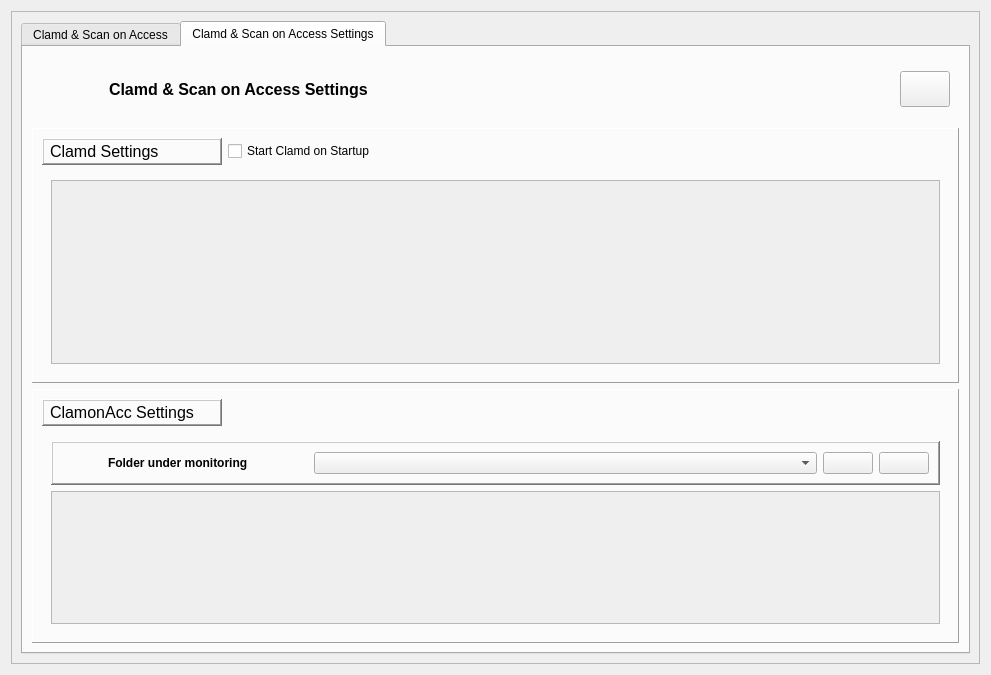
Qt form ui/clamdmanager.ui (robinking623/clamav-gui) before a commit.
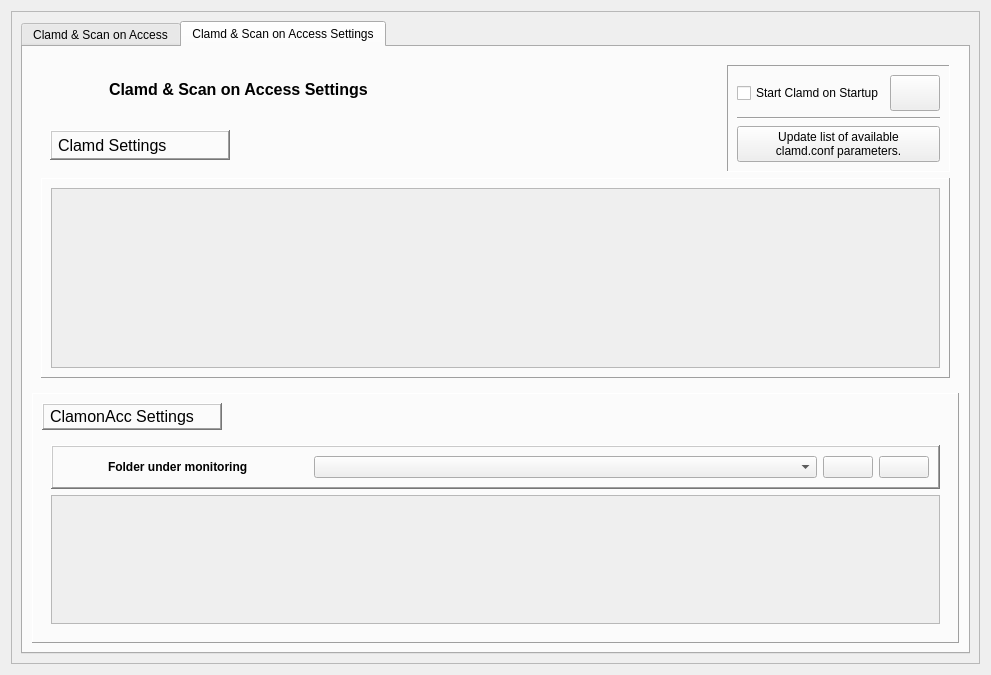
The same form after that commit. The open tabs and pages were chosen to show the change. Icons and pictures are not drawn.

Diff of the .ui file:
```diff
--- a/ui/clamdmanager.ui
+++ b/ui/clamdmanager.ui
@@ -156,8 +156,8 @@
             <property name="frameShadow">
              <enum>QFrame::Raised</enum>
             </property>
-            <layout class="QHBoxLayout" name="horizontalLayout_4">
-             <item>
+            <layout class="QGridLayout" name="gridLayout_3">
+             <item row="0" column="0">
               <widget class="QLabel" name="clamdIconLabel_2">
                <property name="minimumSize">
                 <size>
@@ -182,7 +182,7 @@
                </property>
               </widget>
              </item>
-             <item>
+             <item row="0" column="1">
               <widget class="QLabel" name="clamdLabel_2">
                <property name="minimumSize">
                 <size>
@@ -204,74 +204,8 @@
                </property>
               </widget>
              </item>
-             <item>
-              <widget class="QPushButton" name="restartClamdPushButton">
-               <property name="enabled">
-                <bool>true</bool>
-               </property>
-               <property name="minimumSize">
-                <size>
-                 <width>50</width>
-                 <height>36</height>
-                </size>
-               </property>
-               <property name="maximumSize">
-                <size>
-                 <width>50</width>
-                 <height>36</height>
-                </size>
-               </property>
-               <property name="toolTip">
-                <string>Clamd has to be restarted
-for changes made to take effect.</string>
-               </property>
-               <property name="autoFillBackground">
-                <bool>false</bool>
-               </property>
-               <property name="styleSheet">
-                <string notr="true"/>
-               </property>
-               <property name="text">
-                <string/>
-               </property>
-               <property name="icon">
-                <iconset resource="../resources.qrc">
-                 <normaloff>:/icons/icons/restart.png</normaloff>:/icons/icons/restart.png</iconset>
-               </property>
-               <property name="iconSize">
-                <size>
-                 <width>22</width>
-                 <height>22</height>
-                </size>
-               </property>
-              </widget>
-             </item>
-            </layout>
-           </widget>
-          </item>
-          <item>
-           <widget class="QFrame" name="clamdSettingsFrame">
-            <property name="sizePolicy">
-             <sizepolicy hsizetype="Preferred" vsizetype="Preferred">
-              <horstretch>0</horstretch>
-              <verstretch>1</verstretch>
-             </sizepolicy>
-            </property>
-            <property name="minimumSize">
-             <size>
-              <width>0</width>
-              <height>200</height>
-             </size>
-            </property>
-            <property name="frameShape">
-             <enum>QFrame::Panel</enum>
-            </property>
-            <property name="frameShadow">
-             <enum>QFrame::Raised</enum>
-            </property>
-            <layout class="QGridLayout" name="gridLayout_2">
              <item row="0" column="2">
-              <spacer name="horizontalSpacer_3">
+              <spacer name="horizontalSpacer_4">
                <property name="orientation">
                 <enum>Qt::Horizontal</enum>
                </property>
@@ -283,37 +217,179 @@
                </property>
               </spacer>
              </item>
-             <item row="0" column="0">
-              <widget class="QLabel" name="clamdLabel_3">
-               <property name="minimumSize">
-                <size>
-                 <width>180</width>
-                 <height>0</height>
-                </size>
-               </property>
-               <property name="font">
-                <font>
-                 <pointsize>12</pointsize>
-                </font>
-               </property>
-               <property name="styleSheet">
-                <string notr="true">padding:3</string>
-               </property>
+             <item row="0" column="3" rowspan="2">
+              <widget class="QFrame" name="specialSettingsFrame">
                <property name="frameShape">
-                <enum>QFrame::WinPanel</enum>
+                <enum>QFrame::Panel</enum>
                </property>
                <property name="frameShadow">
-                <enum>QFrame::Raised</enum>
+                <enum>QFrame::Sunken</enum>
                </property>
-               <property name="text">
-                <string>Clamd Settings</string>
-               </property>
+               <layout class="QGridLayout" name="gridLayout_2">
+                <item row="2" column="0" colspan="2">
+                 <widget class="QPushButton" name="updateClamdConfParamPushButton">
+                  <property name="toolTip">
+                   <string>determin the current available parameters for clamd.conf. Useful after an update of clamav.</string>
+                  </property>
+                  <property name="text">
+                   <string>Update list of available 
+clamd.conf parameters.</string>
+                  </property>
+                  <property name="icon">
+                   <iconset resource="../resources.qrc">
+                    <normaloff>:/icons/icons/add_option.png</normaloff>:/icons/icons/add_option.png</iconset>
+                  </property>
+                  <property name="iconSize">
+                   <size>
+                    <width>24</width>
+                    <height>24</height>
+                   </size>
+                  </property>
+                 </widget>
+                </item>
+                <item row="0" column="0">
+                 <widget class="QCheckBox" name="startClamdOnStartupCheckBox">
+                  <property name="minimumSize">
+                   <size>
+                    <width>0</width>
+                    <height>0</height>
+                   </size>
+                  </property>
+                  <property name="text">
+                   <string>Start Clamd on Startup</string>
+                  </property>
+                 </widget>
+                </item>
+                <item row="0" column="1">
+                 <widget class="QPushButton" name="restartClamdPushButton">
+                  <property name="enabled">
+                   <bool>true</bool>
+                  </property>
+                  <property name="minimumSize">
+                   <size>
+                    <width>50</width>
+                    <height>36</height>
+                   </size>
+                  </property>
+                  <property name="maximumSize">
+                   <size>
+                    <width>50</width>
+                    <height>36</height>
+                   </size>
+                  </property>
+                  <property name="toolTip">
+                   <string>Clamd has to be restarted
+for changes made to take effect.</string>
+                  </property>
+                  <property name="autoFillBackground">
+                   <bool>false</bool>
+                  </property>
+                  <property name="styleSheet">
+                   <string notr="true"/>
+                  </property>
+                  <property name="text">
+                   <string/>
+                  </property>
+                  <property name="icon">
+                   <iconset resource="../resources.qrc">
+                    <normaloff>:/icons/icons/restart.png</normaloff>:/icons/icons/restart.png</iconset>
+                  </property>
+                  <property name="iconSize">
+                   <size>
+                    <width>22</width>
+                    <height>22</height>
+                   </size>
+                  </property>
+                 </widget>
+                </item>
+                <item row="1" column="0" colspan="2">
+                 <widget class="Line" name="line">
+                  <property name="orientation">
+                   <enum>Qt::Horizontal</enum>
+                  </property>
+                 </widget>
+                </item>
+               </layout>
               </widget>
              </item>
              <item row="1" column="0" colspan="3">
               <widget class="QFrame" name="clamdSelectionFrame">
                <layout class="QHBoxLayout" name="horizontalLayout_6">
                 <item>
+                 <layout class="QHBoxLayout" name="horizontalLayout_3">
+                  <item>
+                   <widget class="QLabel" name="clamdLabel_3">
+                    <property name="minimumSize">
+                     <size>
+                      <width>180</width>
+                      <height>0</height>
+                     </size>
+                    </property>
+                    <property name="maximumSize">
+                     <size>
+                      <width>180</width>
+                      <height>30</height>
+                     </size>
+                    </property>
+                    <property name="font">
+                     <font>
+                      <pointsize>12</pointsize>
+                     </font>
+                    </property>
+                    <property name="styleSheet">
+                     <string notr="true">padding:3</string>
+                    </property>
+                    <property name="frameShape">
+                     <enum>QFrame::WinPanel</enum>
+                    </property>
+                    <property name="frameShadow">
+                     <enum>QFrame::Raised</enum>
+                    </property>
+                    <property name="text">
+                     <string>Clamd Settings</string>
+                    </property>
+                   </widget>
+                  </item>
+                  <item>
+                   <spacer name="horizontalSpacer_3">
+                    <property name="orientation">
+                     <enum>Qt::Horizontal</enum>
+                    </property>
+                    <property name="sizeHint" stdset="0">
+                     <size>
+                      <width>40</width>
+                      <height>20</height>
+                     </size>
+                    </property>
+                   </spacer>
+                  </item>
+                 </layout>
+                </item>
+               </layout>
+              </widget>
+             </item>
+             <item row="2" column="0" colspan="4">
+              <widget class="QFrame" name="clamdSettingsFrame">
+               <property name="sizePolicy">
+                <sizepolicy hsizetype="Preferred" vsizetype="Preferred">
+                 <horstretch>0</horstretch>
+                 <verstretch>1</verstretch>
+                </sizepolicy>
+               </property>
+               <property name="minimumSize">
+                <size>
+                 <width>0</width>
+                 <height>200</height>
+                </size>
+               </property>
+               <property name="frameShape">
+                <enum>QFrame::Panel</enum>
+               </property>
+               <property name="frameShadow">
+                <enum>QFrame::Raised</enum>
+               </property>
+               <layout class="QVBoxLayout" name="verticalLayout_6">
+                <item>
                  <widget class="QScrollArea" name="scrollArea_2">
                   <property name="widgetResizable">
                    <bool>true</bool>
@@ -324,7 +400,7 @@
                      <x>0</x>
                      <y>0</y>
                      <width>891</width>
-                     <height>179</height>
+                     <height>178</height>
                     </rect>
                    </property>
                    <layout class="QVBoxLayout" name="verticalLayout_2">
@@ -355,19 +431,6 @@
                </layout>
               </widget>
              </item>
-             <item row="0" column="1">
-              <widget class="QCheckBox" name="startClamdOnStartupCheckBox">
-               <property name="minimumSize">
-                <size>
-                 <width>0</width>
-                 <height>0</height>
-                </size>
-               </property>
-               <property name="text">
-                <string>Start Clamd on Startup</string>
-               </property>
-              </widget>
-             </item>
             </layout>
            </widget>
           </item>
@@ -400,6 +463,12 @@
                  <height>0</height>
                 </size>
                </property>
+               <property name="maximumSize">
+                <size>
+                 <width>180</width>
+                 <height>16777215</height>
+                </size>
+               </property>
                <property name="font">
                 <font>
                  <pointsize>12</pointsize>
@@ -550,7 +619,7 @@
                      <x>0</x>
                      <y>0</y>
                      <width>891</width>
-                     <height>110</height>
+                     <height>106</height>
                     </rect>
                    </property>
                    <layout class="QVBoxLayout" name="verticalLayout">
```
Left out of the diff: 63 changed lines with no effect on the pictures.
